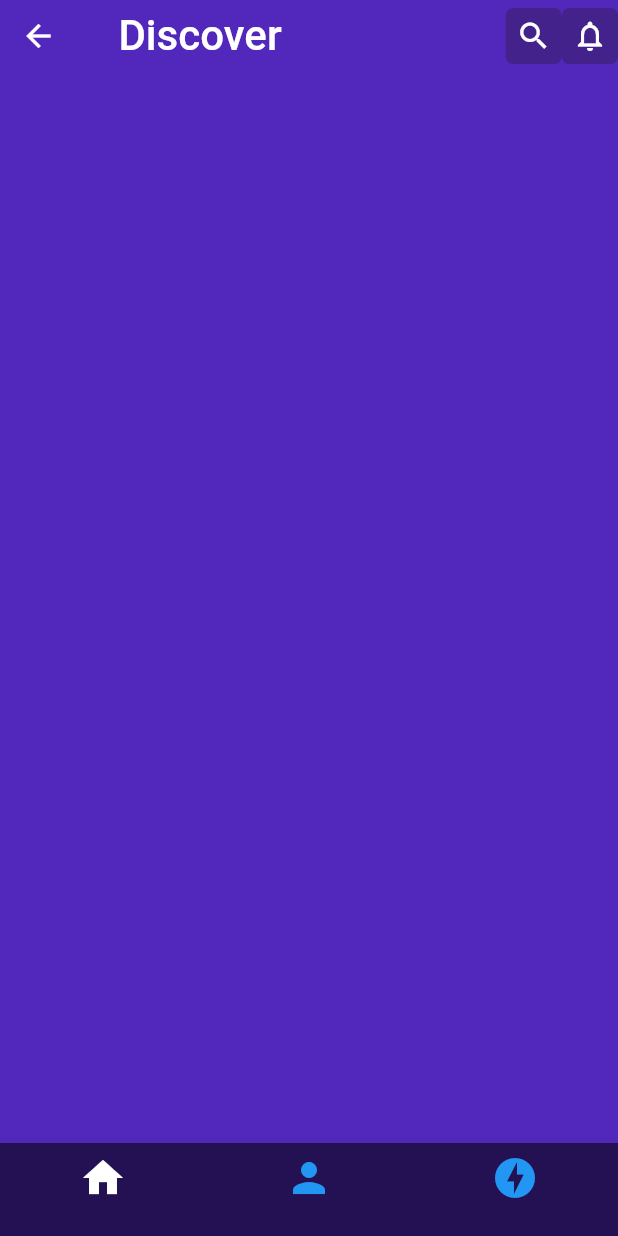
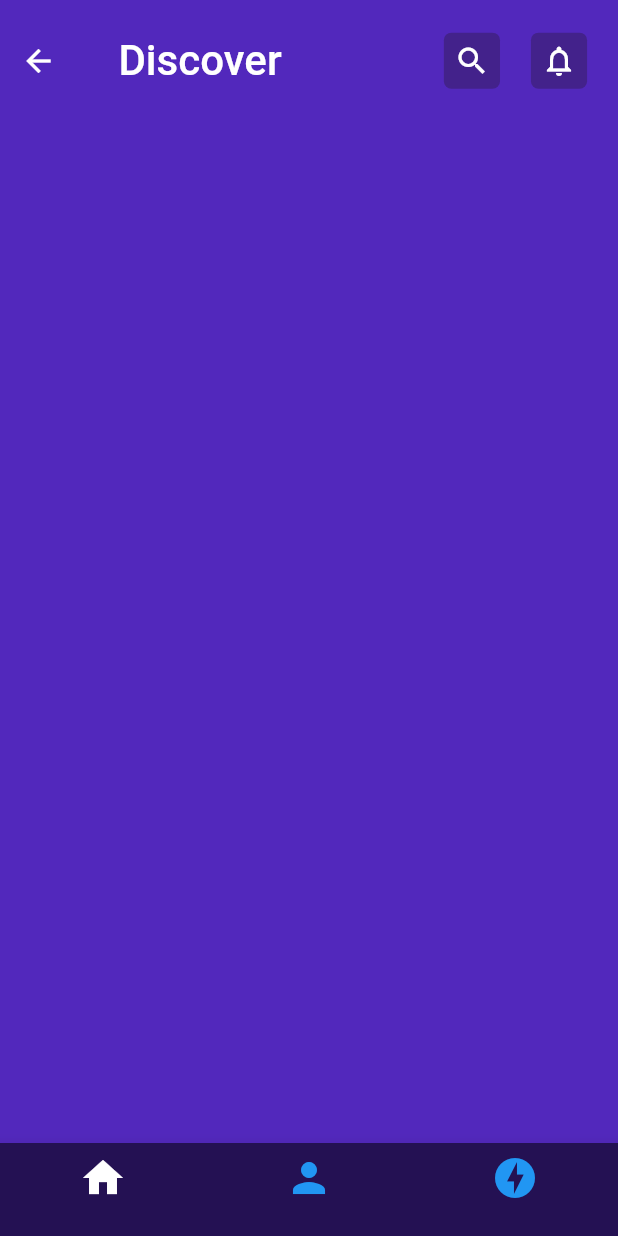
Before and after one commit to twumm/zygote-nike-layout, a Flutter app: the screen it shows after launch, on a phone screen of 412 x 824 dp. Run offline on Flutter 3.47's test engine with Material 2 defaults, Android fonts, the phone set to English and light mode, and no system bars.

Commit message:
style: Use padding to space out the various widgets at the top

```diff
--- a/lib/pages/home/home.dart
+++ b/lib/pages/home/home.dart
@@ -19,17 +19,24 @@ class _HomeState extends State<Home> {
     return Scaffold(
       body: Container(
         color: Theme.of(context).backgroundColor,
+        padding: EdgeInsets.only(top: screenHeight / 50),
         child: SafeArea(
           child: Column(
             children: <Widget>[
               Row(
                 mainAxisAlignment: MainAxisAlignment.spaceBetween,
+                crossAxisAlignment: CrossAxisAlignment.center,
                 children: <Widget>[
                   Row(
                     crossAxisAlignment: CrossAxisAlignment.center,
                     children: <Widget>[
                       IconButton(
-                        padding: EdgeInsets.fromLTRB(screenWidth / 30, 0, screenWidth / 10, 0,),
+                        padding: EdgeInsets.fromLTRB(
+                          screenWidth / 30,
+                          0,
+                          screenWidth / 10,
+                          0,
+                        ),
                         icon: Icon(
                           Icons.arrow_back,
                           color: Theme.of(context).cursorColor,
@@ -38,9 +45,7 @@ class _HomeState extends State<Home> {
                       ),
                       Text(
                         'Discover',
-                        style: Theme.of(
-                          context
-                        ).textTheme.display1.copyWith(
+                        style: Theme.of(context).textTheme.display1.copyWith(
                               color: Theme.of(
                                 context,
                               ).cursorColor,
@@ -61,6 +66,7 @@ class _HomeState extends State<Home> {
                         Icons.search,
                         Theme.of(context).cursorColor,
                       ),
+                      Padding(padding: EdgeInsets.only(left: screenWidth / 20)),
                       actionIconCard(
                         context,
                         screenWidth / 11,
@@ -70,6 +76,7 @@ class _HomeState extends State<Home> {
                         Icons.notifications_none,
                         Theme.of(context).cursorColor,
                       ),
+                      Padding(padding: EdgeInsets.only(right: screenWidth / 20))
                     ],
                   ),
                 ],
```
